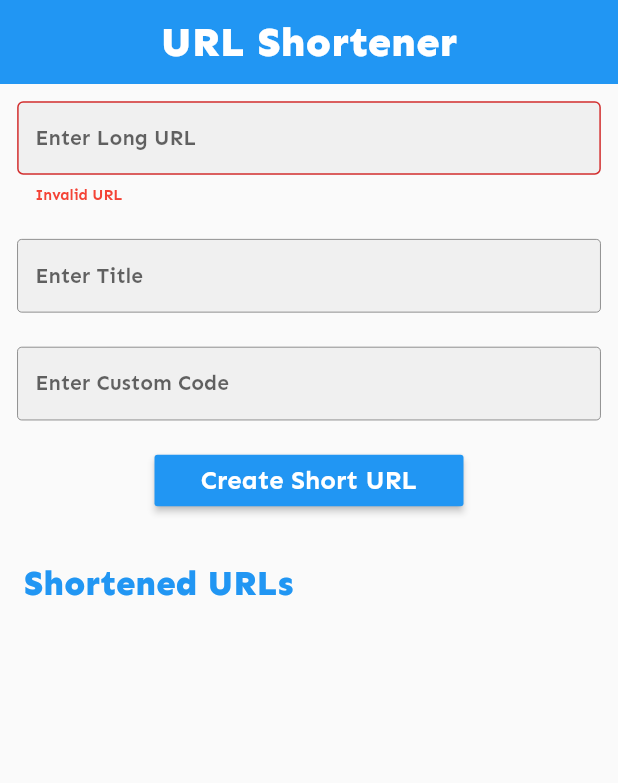
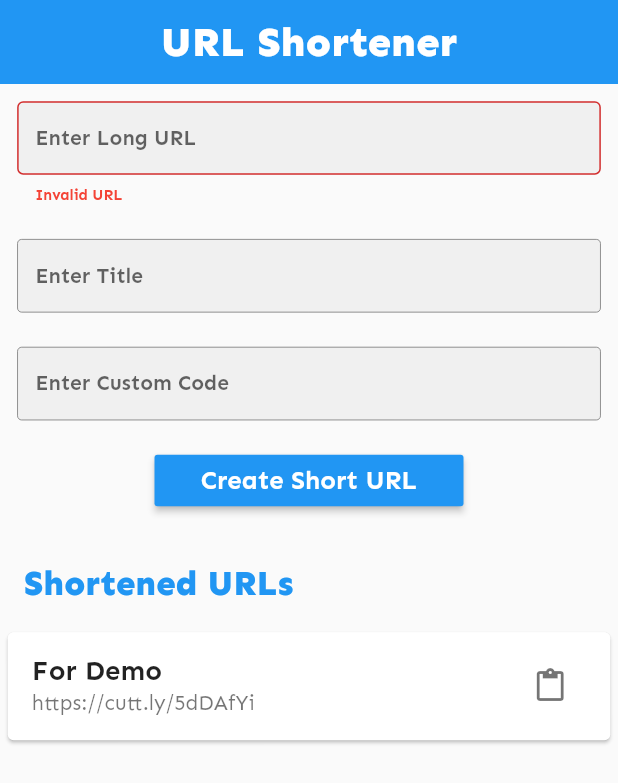
Before and after one commit to SatyamX64/Shortify, a Flutter app: the screen it shows after launch, after a tap on "Create Short URL", on a phone screen of 412 x 824 dp. Shown: the top 783 px of the screen. Run offline on Flutter 3.47's test engine with Material 2 defaults, Android fonts, the phone set to English and light mode, and no system bars; drawn by our look-alikes of flutter_slidable; our stand-ins replace awesome_dialog, carousel_slider, connectivity, flip_card, flutter_svg, hive and 6 more; missing offline and left inert: animated_splash, clipboard_manager, emojis; accounts and stored records are empty; generated files the repository leaves out were written again.

Commit message:
Added Demo Data

```diff
--- a/lib/main.dart
+++ b/lib/main.dart
@@ -23,6 +23,12 @@ class MyApp extends StatefulWidget {
 
 class _MyAppState extends State<MyApp> {
   @override
+  void initState() {
+    super.initState();
+    addDemoData();
+  }
+
+  @override
   Widget build(BuildContext context) {
     SystemChrome.setPreferredOrientations([
       DeviceOrientation.portraitUp,
@@ -35,12 +41,11 @@ class _MyAppState extends State<MyApp> {
       systemNavigationBarIconBrightness: Brightness.dark, //bottom bar icons
     ));
     return MaterialApp(
-      theme: themeData,
-      debugShowCheckedModeBanner: false,
-      home: Scaffold(
-            body: HomePage(),
-          )
-    );
+        theme: themeData,
+        debugShowCheckedModeBanner: false,
+        home: Scaffold(
+          body: HomePage(),
+        ));
   }
 
   @override
@@ -49,3 +54,14 @@ class _MyAppState extends State<MyApp> {
     super.dispose();
   }
 }
+
+// For Demo Purpose Only
+void addDemoData() {
+  var box = Hive.box('urls');
+  box.add(
+    URL(
+        longURL: 'https://www.google.com',
+        shortURL: 'https://cutt.ly/5dDAfYi',
+        title: 'For Demo'),
+  );
+}
```
Also changed, not shown: fonts/PurplePurse-Regular.ttf (added).
